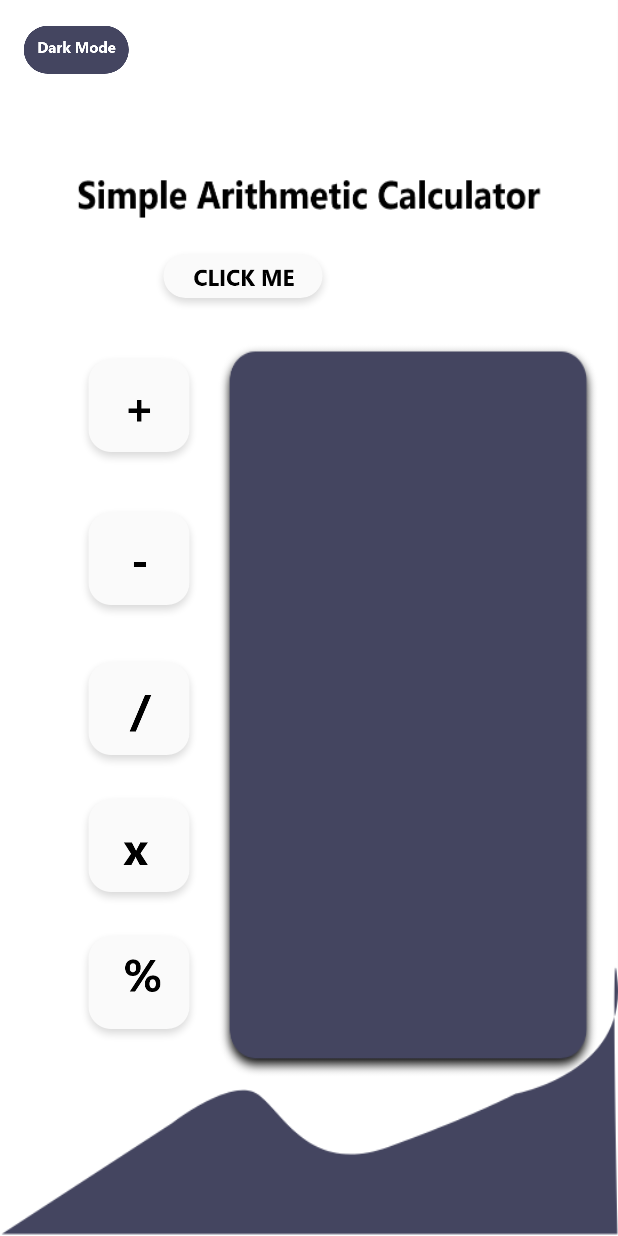
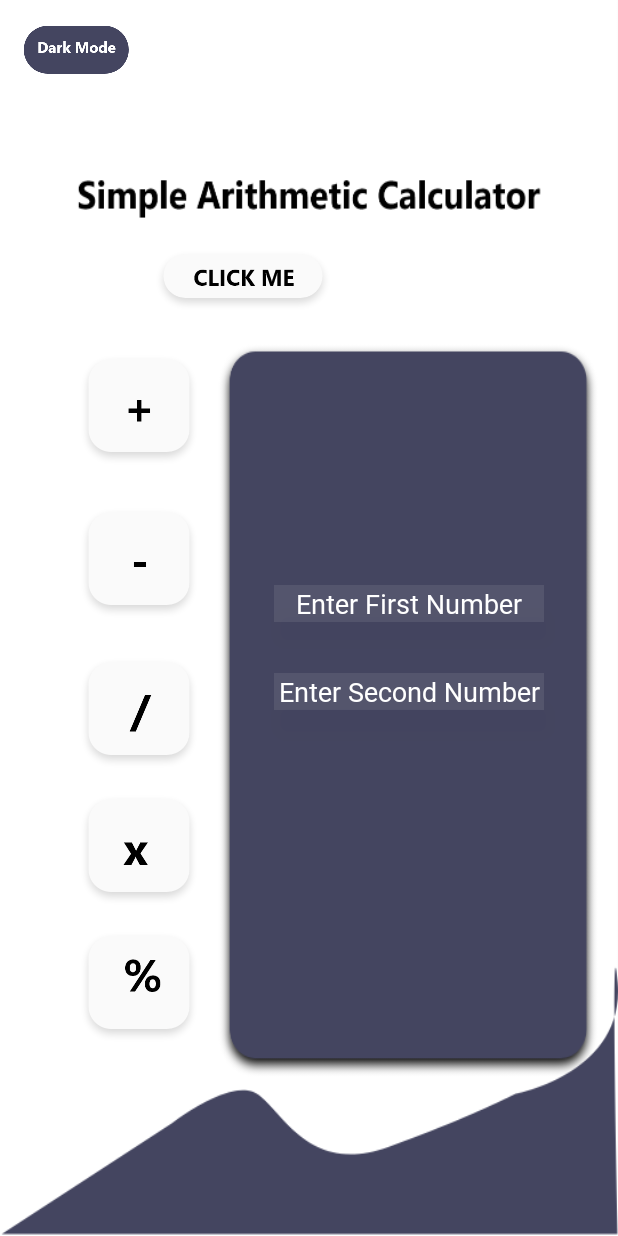
Before and after one commit to bryanladion/SimpleUICalculator, an Android app: the screen it shows after launch (MainActivity), on a phone screen of 412 x 824 dp. Run offline under Robolectric (Android 15) with nearby library versions, the light colour scheme and no system bars; 1 statement that could not run was skipped.

Commit message:
Addind two editext for user inputs

```diff
--- a/app/src/main/AndroidManifest.xml
+++ b/app/src/main/AndroidManifest.xml
@@ -11,7 +11,9 @@
         android:theme="@style/Theme.SimpleUICalculator">
         <activity
             android:name=".MainActivity"
-            android:exported="true">
+            android:exported="true"
+            android:theme="@style/Theme.SimpleUICalculator.NoActionBarAndStatusBar">
+
             <intent-filter>
                 <action android:name="android.intent.action.MAIN" />
 
--- a/app/src/main/java/com/newproject/simpleuicalculator/MainActivity.kt
+++ b/app/src/main/java/com/newproject/simpleuicalculator/MainActivity.kt
@@ -9,6 +9,18 @@ class MainActivity : AppCompatActivity() {
     override fun onCreate(savedInstanceState: Bundle?) {
         super.onCreate(savedInstanceState)
         setContentView(R.layout.activity_main)
+
+        //setting up transparent.translucent status bar as well as full screen background
+        if(Build.VERSION.SDK_INT>Build.VERSION_CODES.KITKAT){
+
+            getWindow().setFlags(WindowManager.LayoutParams.FLAG_LAYOUT_NO_LIMITS,WindowManager.LayoutParams.FLAG_LAYOUT_NO_LIMITS)
+
+
+        }
+
+
+
+
         var layout= findViewById(R.id.backGround) as ConstraintLayout
         var switch= findViewById(R.id.light_switch) as ImageView
         var clickme= findViewById(R.id.light_clickme) as ImageView
--- a/app/src/main/res/layout/activity_main.xml
+++ b/app/src/main/res/layout/activity_main.xml
@@ -91,4 +91,42 @@
         app:layout_constraintStart_toStartOf="parent"
         app:layout_constraintTop_toTopOf="parent"
         app:layout_constraintVertical_bias="0.831" />
+
+    <EditText
+        android:id="@+id/firstNumber"
+        android:layout_width="180dp"
+        android:layout_height="wrap_content"
+        android:background="@color/mediumgrey"
+        android:elevation="20dp"
+        android:ems="10"
+        android:fontFamily="@font/light"
+        android:gravity="center"
+        android:hint="Enter First Number"
+        android:inputType="textPersonName"
+        android:textColorHint="@color/white"
+        app:layout_constraintBottom_toBottomOf="parent"
+        app:layout_constraintEnd_toEndOf="parent"
+        app:layout_constraintHorizontal_bias="0.787"
+        app:layout_constraintStart_toStartOf="parent"
+        app:layout_constraintTop_toTopOf="parent"
+        app:layout_constraintVertical_bias="0.488" />
+
+    <EditText
+        android:id="@+id/secondNumber"
+        android:layout_width="180dp"
+        android:layout_height="wrap_content"
+        android:background="@color/mediumgrey"
+        android:elevation="20dp"
+        android:ems="10"
+        android:fontFamily="@font/light"
+        android:gravity="center"
+        android:hint="Enter Second Number"
+        android:inputType="textPersonName"
+        android:textColorHint="@color/white"
+        app:layout_constraintBottom_toBottomOf="parent"
+        app:layout_constraintEnd_toEndOf="parent"
+        app:layout_constraintHorizontal_bias="0.787"
+        app:layout_constraintStart_toStartOf="parent"
+        app:layout_constraintTop_toTopOf="parent"
+        app:layout_constraintVertical_bias="0.561" />
 </androidx.constraintlayout.widget.ConstraintLayout>
--- a/app/src/main/res/values/themes.xml
+++ b/app/src/main/res/values/themes.xml
@@ -11,6 +11,17 @@
         <item name="colorOnSecondary">@color/black</item>
         <!-- Status bar color. -->
         <item name="android:statusBarColor">@android:color/transparent</item>
+
         <!-- Customize your theme here. -->
     </style>
+
+    <style name="Theme.SimpleUICalculator.NoActionBarAndStatusBar">
+        <item name="windowActionBar">false</item>
+        <item name="windowNoTitle">true</item>
+        <item name="android:windowTranslucentStatus">true</item>
+        <item name="android:windowTranslucentNavigation">true</item>
+        <item name="android:fitsSystemWindows">true</item>
+
+
+    </style>
 </resources>
```
